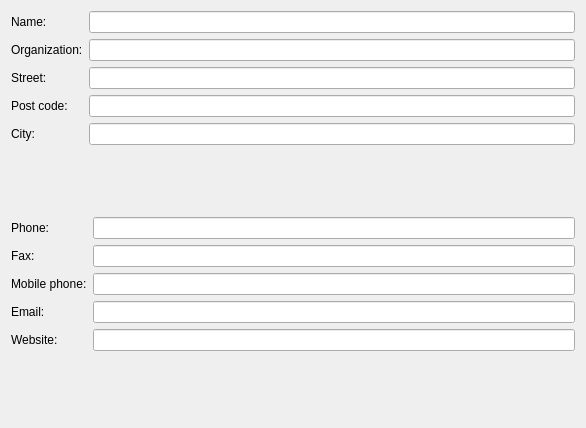
The window that src/identity.ui (dragotin/kraft) describes before a commit, drawn with Qt 5.
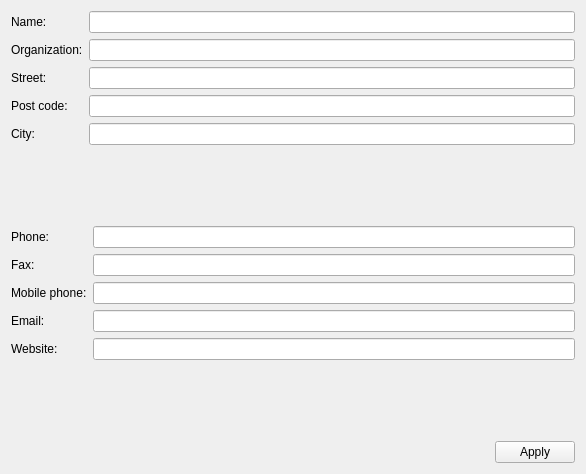
The same window after the commit.

Commit message:
Fixed setting of manual address in the preferences
Now there is an additional apply-Button for the manual address.
Also fixed a nifty model mistake

The edit to the form file:
```diff
--- a/src/identity.ui
+++ b/src/identity.ui
@@ -7,14 +7,14 @@
     <x>0</x>
     <y>0</y>
     <width>586</width>
-    <height>428</height>
+    <height>474</height>
    </rect>
   </property>
   <property name="windowTitle">
    <string>Form</string>
   </property>
   <layout class="QGridLayout" name="gridLayout">
-   <item row="0" column="0">
+   <item row="0" column="0" colspan="2">
     <layout class="QFormLayout" name="formLayout_2">
      <item row="0" column="0">
       <widget class="QLabel" name="nameLabel">
@@ -68,7 +68,7 @@
      </item>
     </layout>
    </item>
-   <item row="1" column="0">
+   <item row="1" column="0" colspan="2">
     <layout class="QFormLayout" name="formLayout">
      <item row="0" column="0">
       <widget class="QLabel" name="phoneLabel">
@@ -122,6 +122,26 @@
      </item>
     </layout>
    </item>
+   <item row="2" column="0">
+    <spacer name="horizontalSpacer">
+     <property name="orientation">
+      <enum>Qt::Orientation::Horizontal</enum>
+     </property>
+     <property name="sizeHint" stdset="0">
+      <size>
+       <width>481</width>
+       <height>20</height>
+      </size>
+     </property>
+    </spacer>
+   </item>
+   <item row="2" column="1">
+    <widget class="QPushButton" name="_butApplyManualIdentity">
+     <property name="text">
+      <string>Apply</string>
+     </property>
+    </widget>
+   </item>
   </layout>
  </widget>
  <resources/>
```
The commit also changes 6 other files.
